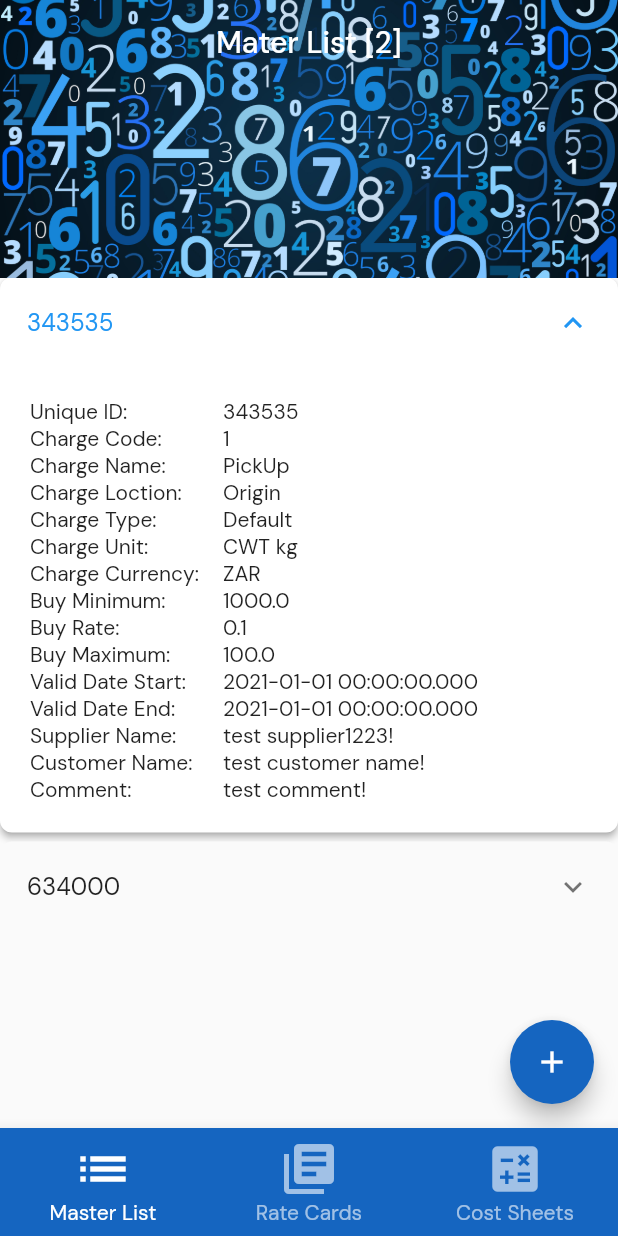
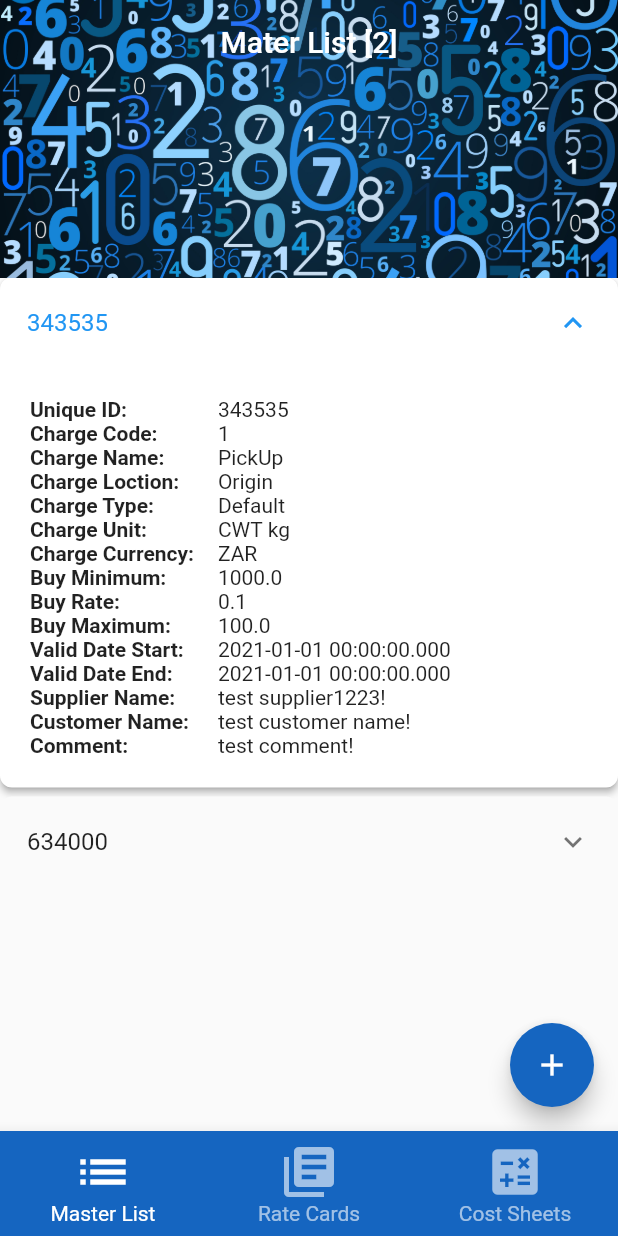
Before and after one commit to bertbloem/simulator, a Flutter app: the screen it shows after launch, after a tap on "343535", on a phone screen of 412 x 824 dp. Run offline on Flutter 3.47's test engine with Material 2 defaults, Android fonts, the light colour scheme and no system bars; drawn by our look-alikes of expansion_tile_card; our stand-ins replace google_fonts.

Commit message:
Aryash commit

```diff
--- a/lib/blueprint_models/charge_tile.dart
+++ b/lib/blueprint_models/charge_tile.dart
@@ -158,7 +158,10 @@ class Label extends StatelessWidget {
 
   @override
   Widget build(BuildContext context) {
-    return Text(label);
+    return Text(
+      label,
+      style: TextStyle(fontWeight: FontWeight.bold),
+    );
   }
 }
 
--- a/lib/main.dart
+++ b/lib/main.dart
@@ -36,7 +36,7 @@ class _MyAppState extends State<MyApp> {
           MasterListData(), // => RETURNS, CREATES, PROVIDES MASTERLISTDATA OBJECT
       child: MaterialApp(
         theme: ThemeData(
-          textTheme: GoogleFonts.dmSansTextTheme(),
+          textTheme: GoogleFonts.robotoTextTheme(),
         ),
         home: Scaffold(
           backgroundColor: Colors.white,
--- a/lib/screens/cost_sheets_screen.dart
+++ b/lib/screens/cost_sheets_screen.dart
@@ -26,7 +26,7 @@ class _CostSheetState extends State<CostSheet> {
               backgroundColor: Colors.blue[800],
               flexibleSpace: const FlexibleSpaceBar(
                 background: Image(
-                    image: AssetImage('assets/costsheet_youtube.jpeg'),
+                    image: AssetImage('assets/images/costsheet_youtube.jpeg'),
                     fit: BoxFit.cover),
               ),
             ),
--- a/lib/screens/rate_cards_screen.dart
+++ b/lib/screens/rate_cards_screen.dart
@@ -29,7 +29,7 @@ class _RateCardsState extends State<RateCards> {
               backgroundColor: Colors.blue[800],
               flexibleSpace: const FlexibleSpaceBar(
                 background: Image(
-                    image: AssetImage('assets/ratescard_youtube.jpeg'),
+                    image: AssetImage('assets/images/ratescard_youtube.jpeg'),
                     fit: BoxFit.cover),
               ),
             ),
--- a/pubspec.yaml
+++ b/pubspec.yaml
@@ -27,5 +27,5 @@ dev_dependencies:
 flutter:
   uses-material-design: true
   assets:
-    - assets/images
-    - assets/fonts
+    - assets/images/
+    - assets/fonts/
```
